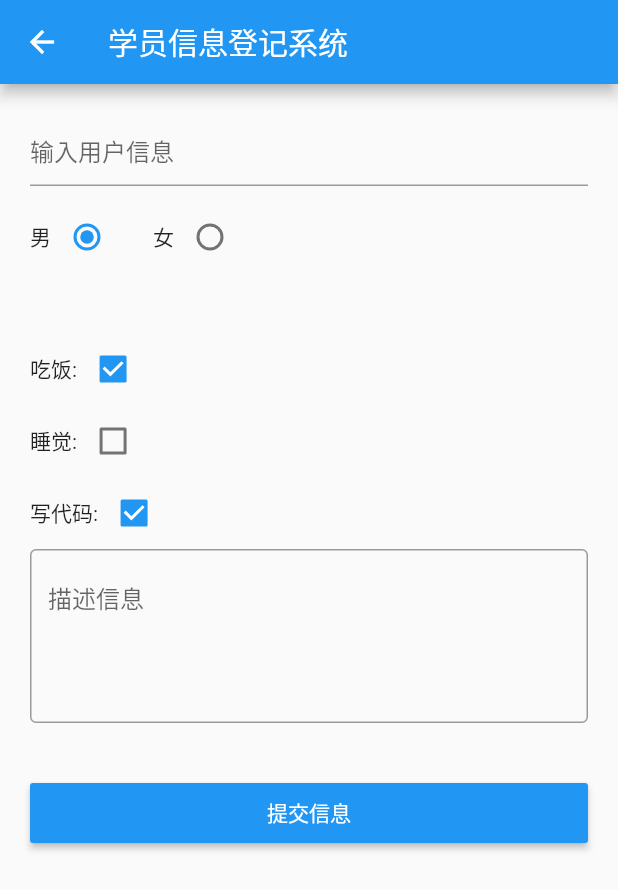
After one commit to king1039/FlutterRoute, a Flutter app: the FormDemoPage screen opened directly, on a phone screen of 412 x 824 dp. The commit adds this screen. Shown: the top 890 px of the screen. Run offline on Flutter 3.47's test engine with Material 2 defaults, Android fonts, the phone set to English and light mode, and no system bars; network calls fail.

Commit message:
输入框+多选+单选

```diff
--- /dev/null
+++ b/lib/pages/FormDemo.dart
@@ -0,0 +1,143 @@
+import 'package:flutter/material.dart';
+
+class FormDemoPage extends StatefulWidget {
+  FormDemoPage({Key key}) : super(key: key);
+
+  _FormDemoPageState createState() => _FormDemoPageState();
+}
+
+class _FormDemoPageState extends State<FormDemoPage> {
+
+  String username;
+  int sex=1;
+  String info='';
+
+  List hobby=[
+    {
+      "checked":true,
+      "title":"吃饭"
+    },
+     {
+      "checked":false,
+      "title":"睡觉"
+    },
+     {
+      "checked":true,
+      "title":"写代码"
+    }
+  ];
+
+  List<Widget> _getHobby(){
+
+    List<Widget> tempList=[];
+
+    for(var i=0;i<this.hobby.length;i++){
+
+        tempList.add(
+          Row(
+            children: <Widget>[
+              Text(this.hobby[i]["title"]+":"),
+              Checkbox(
+                value: this.hobby[i]["checked"],
+                onChanged: (value){
+                  setState(() {
+                    this.hobby[i]["checked"]=value;
+                  });
+                }
+              )
+            ],
+          )
+        );
+
+    }
+    return tempList;
+
+  }
+
+  void _sexChanged(value){
+    setState(() {
+      this.sex=value;
+    });
+  }
+
+  @override
+  Widget build(BuildContext context) {
+    return Scaffold(
+      appBar: AppBar(
+        title: Text("学员信息登记系统"),
+      ),
+      body: Padding(
+        padding: EdgeInsets.all(20),
+        child: Column(
+          children: <Widget>[
+
+             TextField(
+               decoration: InputDecoration(
+                 hintText: "输入用户信息"
+               ),
+               onChanged: (value){
+                 setState(() {
+                    this.username=value;
+                 });
+               },
+             ),
+              SizedBox(height:10),
+             Row(
+               children: <Widget>[
+                 Text("男"),
+                 Radio(
+                   value: 1,
+                   onChanged: this._sexChanged,
+                   groupValue: this.sex
+                 ),
+                 SizedBox(width: 20),
+                 Text("女"),
+                 Radio(
+                   value: 2,
+                   onChanged:this._sexChanged,
+                   groupValue: this.sex
+                 )
+               ],
+             ),
+
+            //爱好
+            SizedBox(height:40),
+            Column(
+              children: this._getHobby(),
+            ),
+
+            TextField(
+              maxLines: 4,
+               decoration: InputDecoration(
+                 hintText: "描述信息",
+                 border: OutlineInputBorder()
+               ),
+               onChanged: (value){
+                setState(() {
+                  this.info=value;
+                });
+               },
+             ),
+
+
+           SizedBox(height:40),
+             Container(
+              width: double.infinity,
+              height: 40,
+              child: RaisedButton(
+                child: Text("提交信息"),
+                onPressed: (){
+                  print(this.sex);
+                  print(this.username);
+                  print(this.hobby);
+                },
+                color: Colors.blue,
+                textColor: Colors.white,
+              ),
+            )
+          ],
+        ),
+      ),
+    );
+  }
+}
--- a/lib/routes/Routes.dart
+++ b/lib/routes/Routes.dart
@@ -13,6 +13,10 @@ import '../pages/AppBarDemo.dart';
 import '../pages/TabBarController.dart';
 import '../pages/User.dart';
 import '../pages/Button.dart';
+import '../pages/TextField.dart';
+import '../pages/CheckBox.dart';
+import '../pages/Radio.dart';
+import '../pages/FormDemo.dart';
 
 //配置路由
 final routes = {
@@ -31,6 +35,10 @@ final routes = {
   '/tabBarController': (context) => TabBarControllerPage(),
   '/user': (context) => UserPage(),
   '/button': (context) => ButtonPage(),
+  '/textField': (context) => TextFieldPage(),
+  '/checkBox': (context) => CheckBoxPage(),
+  '/radio': (context) => RadioPage(),
+  '/formDemo': (context) => FormDemoPage(),
 };
 
 //固定写法
```
Also changed, not shown: lib/pages/CheckBox.dart (added, +64 -0 lines), lib/pages/Radio.dart (added, +96 -0 lines), lib/pages/Tabs.dart (+7 -2 lines), lib/pages/TextField.dart (added, +108 -0 lines), lib/pages/tabs/Home.dart (+4 -10 lines), lib/pages/tabs/Mine.dart (added, +62 -0 lines).
